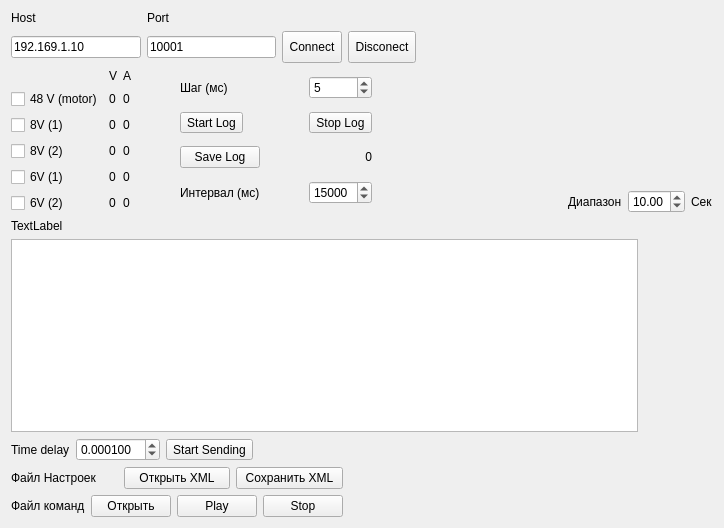
Before: the Qt Designer form AR600Controller.ui in AlexanderMokhov/AR-600Controller, drawn with Qt 5.
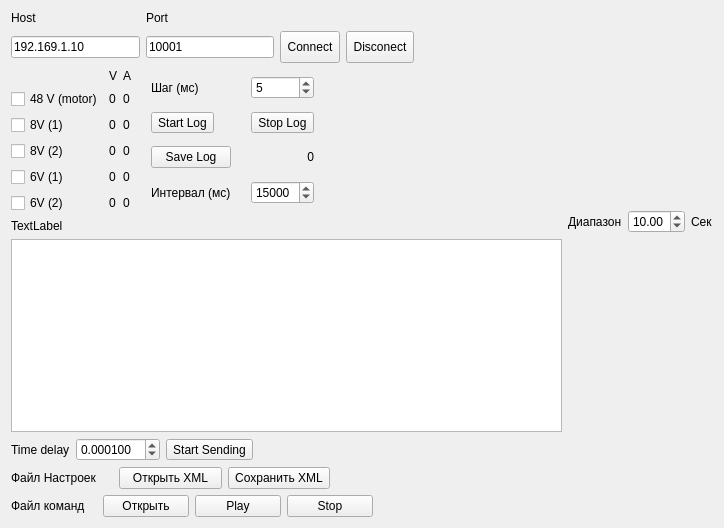
After: the same form once the commit is applied. Custom widgets are drawn as their Qt base class.

Patch:
```diff
--- a/AR600Controller.ui
+++ b/AR600Controller.ui
@@ -14,7 +14,7 @@
    <string>Widget</string>
   </property>
   <layout class="QGridLayout" name="gridLayout_5">
-   <item row="0" column="0" colspan="4">
+   <item row="0" column="0" colspan="5">
     <layout class="QGridLayout" name="gridLayout_2">
      <item row="0" column="0">
       <widget class="QLabel" name="label">
@@ -72,7 +72,20 @@
      </item>
     </layout>
    </item>
-   <item row="0" column="6" rowspan="2" colspan="2">
+   <item row="0" column="5">
+    <spacer name="horizontalSpacer_5">
+     <property name="orientation">
+      <enum>Qt::Horizontal</enum>
+     </property>
+     <property name="sizeHint" stdset="0">
+      <size>
+       <width>138</width>
+       <height>20</height>
+      </size>
+     </property>
+    </spacer>
+   </item>
+   <item row="0" column="6" rowspan="3">
     <layout class="QGridLayout" name="gridLayout_3">
      <item row="0" column="0">
       <widget class="QCustomPlot" name="Plot" native="true">
@@ -258,7 +271,7 @@
      </item>
     </layout>
    </item>
-   <item row="1" column="1" colspan="3">
+   <item row="1" column="1" colspan="2">
     <layout class="QGridLayout" name="gridLayout_4">
      <item row="0" column="1">
       <widget class="QSpinBox" name="spinBoxLog">
@@ -345,7 +358,7 @@
      </item>
     </layout>
    </item>
-   <item row="1" column="4" colspan="2">
+   <item row="1" column="3" colspan="3">
     <spacer name="horizontalSpacer">
      <property name="orientation">
       <enum>Qt::Horizontal</enum>
@@ -365,7 +378,7 @@
      </property>
     </widget>
    </item>
-   <item row="3" column="0" colspan="7">
+   <item row="3" column="0" colspan="6">
     <widget class="QTableView" name="ChannelTableView">
      <property name="minimumSize">
       <size>
@@ -373,9 +386,121 @@
        <height>0</height>
       </size>
      </property>
+     <property name="palette">
+      <palette>
+       <active>
+        <colorrole role="Highlight">
+         <brush brushstyle="SolidPattern">
+          <color alpha="100">
+           <red>30</red>
+           <green>144</green>
+           <blue>255</blue>
+          </color>
+         </brush>
+        </colorrole>
+        <colorrole role="HighlightedText">
+         <brush brushstyle="SolidPattern">
+          <color alpha="255">
+           <red>0</red>
+           <green>0</green>
+           <blue>0</blue>
+          </color>
+         </brush>
+        </colorrole>
+        <colorrole role="Link">
+         <brush brushstyle="SolidPattern">
+          <color alpha="255">
+           <red>0</red>
+           <green>0</green>
+           <blue>255</blue>
+          </color>
+         </brush>
+        </colorrole>
+       </active>
+       <inactive>
+        <colorrole role="Highlight">
+         <brush brushstyle="SolidPattern">
+          <color alpha="100">
+           <red>30</red>
+           <green>144</green>
+           <blue>255</blue>
+          </color>
+         </brush>
+        </colorrole>
+        <colorrole role="HighlightedText">
+         <brush brushstyle="SolidPattern">
+          <color alpha="255">
+           <red>0</red>
+           <green>0</green>
+           <blue>0</blue>
+          </color>
+         </brush>
+        </colorrole>
+        <colorrole role="Link">
+         <brush brushstyle="SolidPattern">
+          <color alpha="255">
+           <red>0</red>
+           <green>0</green>
+           <blue>255</blue>
+          </color>
+         </brush>
+        </colorrole>
+       </inactive>
+       <disabled>
+        <colorrole role="Highlight">
+         <brush brushstyle="SolidPattern">
+          <color alpha="100">
+           <red>30</red>
+           <green>144</green>
+           <blue>255</blue>
+          </color>
+         </brush>
+        </colorrole>
+        <colorrole role="HighlightedText">
+         <brush brushstyle="SolidPattern">
+          <color alpha="255">
+           <red>0</red>
+           <green>0</green>
+           <blue>0</blue>
+          </color>
+         </brush>
+        </colorrole>
+        <colorrole role="Link">
+         <brush brushstyle="SolidPattern">
+          <color alpha="255">
+           <red>0</red>
+           <green>0</green>
+           <blue>255</blue>
+          </color>
+         </brush>
+        </colorrole>
+       </disabled>
+      </palette>
+     </property>
+     <property name="styleSheet">
+      <string notr="true">selection-color: black; selection-background-color: rgba(30, 144, 255, 100);</string>
+     </property>
+     <property name="sizeAdjustPolicy">
+      <enum>QAbstractScrollArea::AdjustIgnored</enum>
+     </property>
+     <property name="alternatingRowColors">
+      <bool>false</bool>
+     </property>
+     <property name="selectionBehavior">
+      <enum>QAbstractItemView::SelectRows</enum>
+     </property>
+     <attribute name="horizontalHeaderCascadingSectionResizes">
+      <bool>false</bool>
+     </attribute>
+     <attribute name="horizontalHeaderDefaultSectionSize">
+      <number>70</number>
+     </attribute>
+     <attribute name="horizontalHeaderHighlightSections">
+      <bool>false</bool>
+     </attribute>
     </widget>
    </item>
-   <item row="3" column="7">
+   <item row="3" column="6">
     <layout class="QHBoxLayout" name="DriverControolerLayout">
      <property name="sizeConstraint">
       <enum>QLayout::SetFixedSize</enum>
@@ -416,7 +541,7 @@
      </item>
     </layout>
    </item>
-   <item row="4" column="2" colspan="6">
+   <item row="4" column="2" colspan="5">
     <spacer name="horizontalSpacer_2">
      <property name="orientation">
       <enum>Qt::Horizontal</enum>
@@ -454,7 +579,7 @@
      </item>
     </layout>
    </item>
-   <item row="5" column="3" colspan="5">
+   <item row="5" column="3" colspan="4">
     <spacer name="horizontalSpacer_3">
      <property name="orientation">
       <enum>Qt::Horizontal</enum>
@@ -467,7 +592,7 @@
      </property>
     </spacer>
    </item>
-   <item row="6" column="0" colspan="3">
+   <item row="6" column="0" colspan="4">
     <layout class="QHBoxLayout" name="horizontalLayout_4">
      <item>
       <widget class="QLabel" name="label_7">
@@ -499,7 +624,7 @@
      </item>
     </layout>
    </item>
-   <item row="6" column="3" colspan="5">
+   <item row="6" column="4" colspan="3">
     <spacer name="horizontalSpacer_4">
      <property name="orientation">
       <enum>Qt::Horizontal</enum>
```
Left out of the diff: 13 changed lines with no effect on the pictures.
